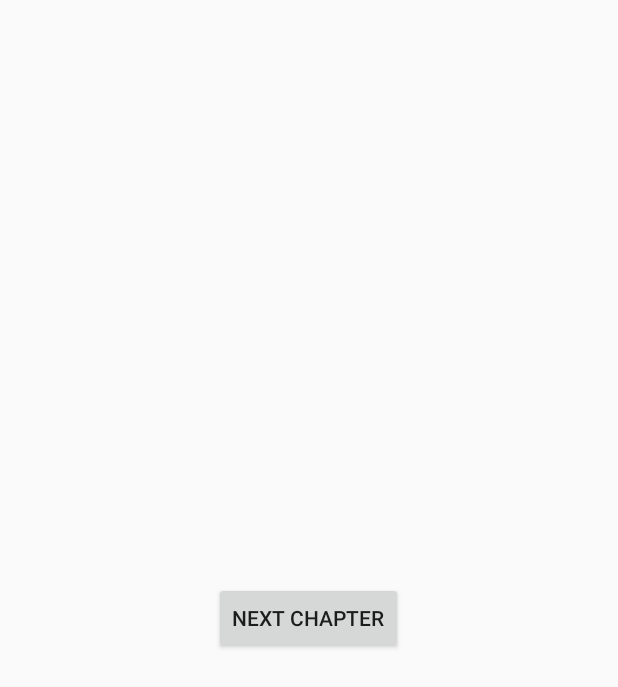
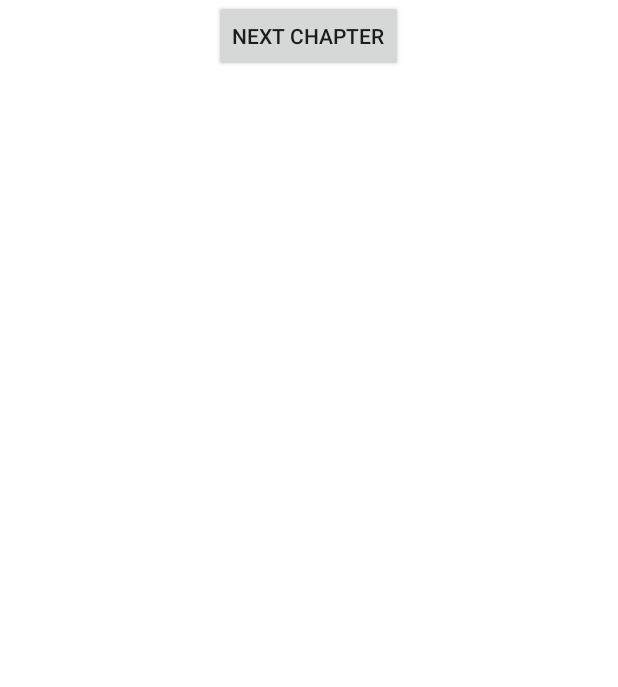
Before and after one commit to jordanupmc/OtakuReader, an Android app: the layout last_element.xml on its own in the app's theme, with its tools: preview values and no code run, on a phone screen of 412 x 824 dp. Shown: the top 687 px of the screen. Run offline under Robolectric (Android 15) with nearby library versions, the light colour scheme and no system bars.

Commit message:
Refacto Renommage fichier ChapterReaderAdapter Ajout d'un Toast pour une erreur reseau Save action remove des imports inutile Ajout du meme layout que ChapterSelect pour le layout last_element

```diff
--- a/app/src/main/java/com/example/otakureader/FullscreenView.java
+++ b/app/src/main/java/com/example/otakureader/FullscreenView.java
@@ -40,7 +40,7 @@ public class FullscreenView extends AppCompatActivity {
                 }
                 Collections.reverse(ChapterPOJOs);
 
-                final ChapterReaderAdapter mAdapter = new ChapterReaderAdapter(getSupportFragmentManager(), ChapterPOJOs);
+                final ChapterReaderPagerAdapter mAdapter = new ChapterReaderPagerAdapter(getSupportFragmentManager(), ChapterPOJOs);
                 final ViewPager mPager = findViewById(R.id.fullscreen_pager);
                 mPager.setAdapter(mAdapter);
             }
--- a/app/src/main/res/layout/last_element.xml
+++ b/app/src/main/res/layout/last_element.xml
@@ -3,7 +3,8 @@
     android:orientation="vertical"
     android:layout_width="match_parent"
     android:layout_height="match_parent"
-    android:gravity="center">
+    android:gravity="center"
+    android:background="@color/primaryTextColor">
 
     <Button
         android:id="@+id/nextChapterBtn"
@@ -11,8 +12,9 @@
         android:layout_height="wrap_content"
         android:text="Next chapter" />
 
+
     <ListView
         android:id="@+id/fs_view_chapter_list"
-        android:layout_width="wrap_content"
-        android:layout_height="wrap_content" />
+        android:layout_width="match_parent"
+        android:layout_height="match_parent" />
 </LinearLayout>
```
Also changed, not shown: app/src/main/java/com/example/otakureader/ChapterReaderPagerAdapter.java (renamed from app/src/main/java/com/example/otakureader/ChapterReaderAdapter.java, +9 -5 lines), app/src/main/java/com/example/otakureader/ChapterSelectActivity.java (+15 -16 lines).
